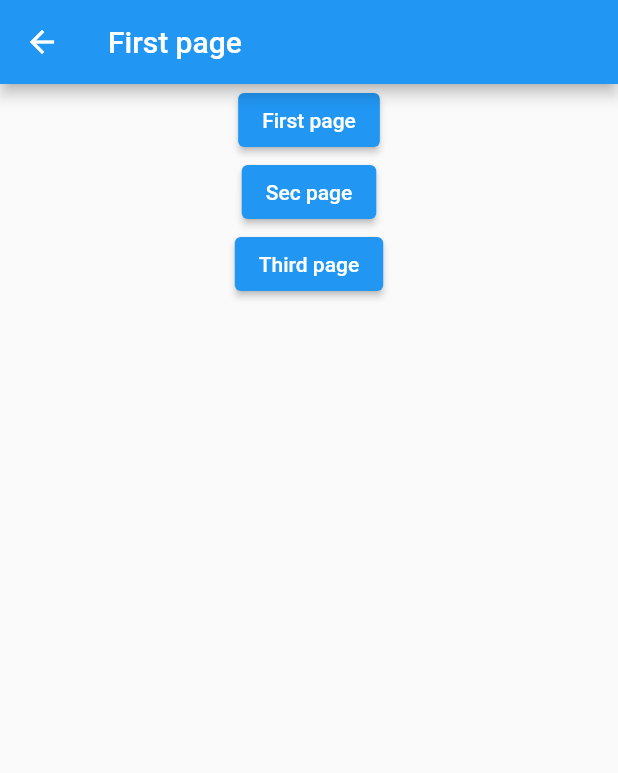
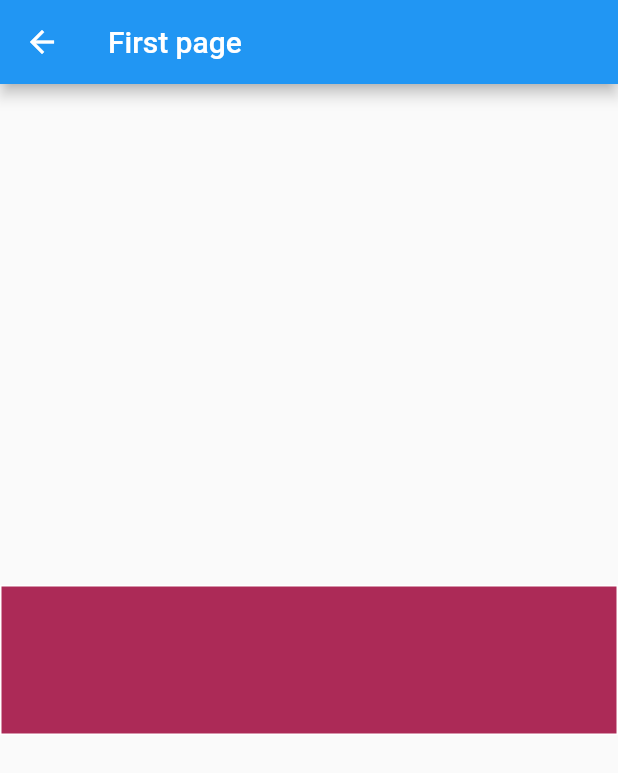
Before and after one commit to rohan165-boop/e-commerse, a Flutter app: the FirstPage screen opened directly, on a phone screen of 412 x 824 dp. Shown: the top 773 px of the screen. Run offline on Flutter 3.47's test engine with Material 2 defaults, Android fonts, the phone set to English and light mode, and no system bars; our stand-ins replace audioplayers, equatable, flutter_svg, glassmorphism, google_nav_bar; project files that could hold a hidden picture were left out.

Commit message:
open container transition

```diff
--- a/lib/custom_practice/route_transition/firt_page.dart
+++ b/lib/custom_practice/route_transition/firt_page.dart
@@ -1,10 +1,18 @@
-import 'package:ecommerse/custom_practice/route_transition/custom_page_route.dart';
+import 'package:animations/animations.dart';
+import 'package:ecommerse/constants/app_colors.dart';
 import 'package:ecommerse/custom_practice/route_transition/sec_page.dart';
 import 'package:flutter/material.dart';
 
-class FirstPage extends StatelessWidget {
+class FirstPage extends StatefulWidget {
   const FirstPage({super.key});
 
+  @override
+  State<FirstPage> createState() => _FirstPageState();
+}
+
+class _FirstPageState extends State<FirstPage> {
+  final ContainerTransitionType _containerTransitionType =
+      ContainerTransitionType.fade;
   @override
   Widget build(BuildContext context) {
     return Scaffold(
@@ -12,23 +20,19 @@ class FirstPage extends StatelessWidget {
         title: const Text("First page"),
       ),
       body: Center(
-        child: Column(
-          children: [
-            ElevatedButton(
-              onPressed: () {},
-              child: const Text("First page"),
-            ),
-            ElevatedButton(
-              onPressed: () {
-                Navigator.of(context).push(CustomRoute(child:const SecendPage()));
-              },
-              child: const Text("Sec page"),
-            ),
-            ElevatedButton(
-              onPressed: () {},
-              child: const Text("Third page"),
-            ),
-          ],
+        child: OpenContainer(
+          transitionType: _containerTransitionType,
+          transitionDuration: const Duration(seconds: 2),
+          closedElevation: 0,
+          closedShape: const RoundedRectangleBorder(
+              side: BorderSide(color: Colors.white, width: 1)),
+          closedColor: AppColors.appPink,
+          openBuilder: (BuildContext context, _) => const SecendPage(),
+          closedBuilder: (BuildContext context, _) => Container(
+            height: 100,
+            width: double.infinity,
+            color: AppColors.appPink,
+          ),
         ),
       ),
     );
--- a/lib/features/apps_practice/model/app_model.dart
+++ b/lib/features/apps_practice/model/app_model.dart
@@ -38,7 +38,7 @@ List<AppModel> appModel = [
       Navigator.push(
           AppSettings.navigatorKey.currentContext!,
           MaterialPageRoute(
-            builder: (context) => const FirstPage(),
+            builder: (context) => FirstPage(),
           ));
     },
     image: ImageConstants.rodion,
--- a/lib/features/wish_list/view/wish_list_screen.dart
+++ b/lib/features/wish_list/view/wish_list_screen.dart
@@ -33,8 +33,8 @@ class WishListScreen extends StatelessWidget {
                 color: Colors.cyan,
                 child: const Text("Route Transition"),
                 onPressed: () {
-                  Navigator.of(context).push(MaterialPageRoute(
-                      builder: (context) => const FirstPage()));
+                  Navigator.of(context).push(
+                      MaterialPageRoute(builder: (context) => FirstPage()));
                 }),
             CupertinoButton(
                 color: Colors.cyan,
--- a/pubspec.yaml
+++ b/pubspec.yaml
@@ -46,6 +46,7 @@ dependencies:
   equatable: ^2.0.5
   glassmorphism: ^3.0.0
   flutter_svg: ^1.1.6
+  animations: ^2.0.7
 
 dev_dependencies:
   flutter_test:
```
Also changed, not shown: lib/custom_practice/a_challenge/custom_tabview_widget.dart (+17 -1 lines), lib/custom_practice/a_challenge/widgets/container_detail_page.dart (added, +25 -0 lines), lib/custom_practice/route_transition/custom_fab_widget.dart (added, +31 -0 lines), lib/custom_practice/route_transition/custom_page_route.dart (+49 -3 lines), lib/custom_practice/route_transition/sec_page.dart (+11 -10 lines), lib/features/profile_page/view/profile_screen.dart (+22 -11 lines), pubspec.lock.
